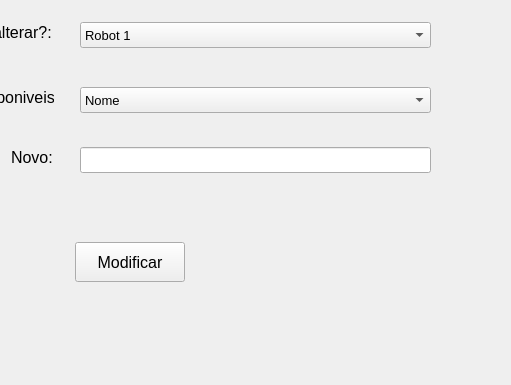
Before: the Qt Designer form si/qt/gamelic_qt/mainwindow.ui in Wultyc/ISEP_1718_2A2S_LSIS1, drawn with Qt 5; both pictures show x 381 to 892 and y 115 to 500 of the 1000 by 500 pixel window.
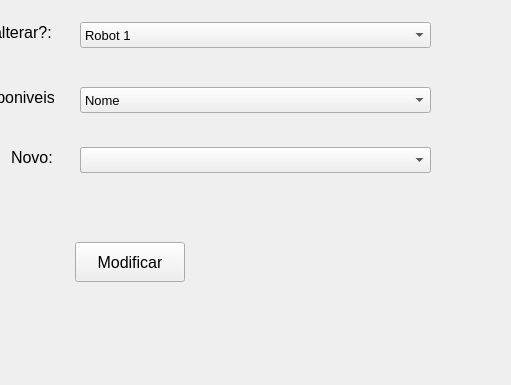
After: the same form once the commit is applied. The open tabs and pages were chosen to show the change.

Diff of the .ui file:
```diff
--- a/si/qt/gamelic_qt/mainwindow.ui
+++ b/si/qt/gamelic_qt/mainwindow.ui
@@ -1194,6 +1194,16 @@
          <string>Modificar</string>
         </property>
        </widget>
+       <widget class="QComboBox" name="modComboBoxRobot_2">
+        <property name="geometry">
+         <rect>
+          <x>450</x>
+          <y>215</y>
+          <width>351</width>
+          <height>26</height>
+         </rect>
+        </property>
+       </widget>
       </widget>
       <widget class="QWidget" name="eliminarEquipa">
        <widget class="QLabel" name="eliEquipaslabelTitulo">
```
Left out of the diff: 4 changed lines with no effect on the pictures.
